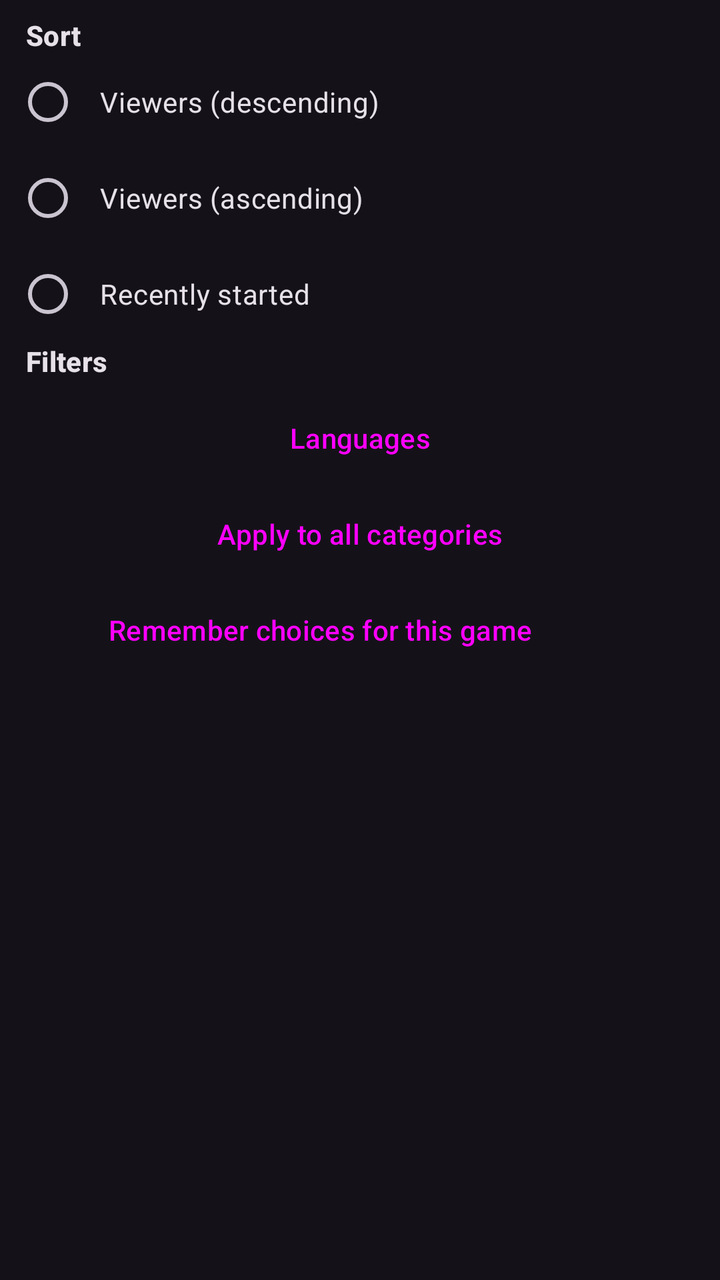
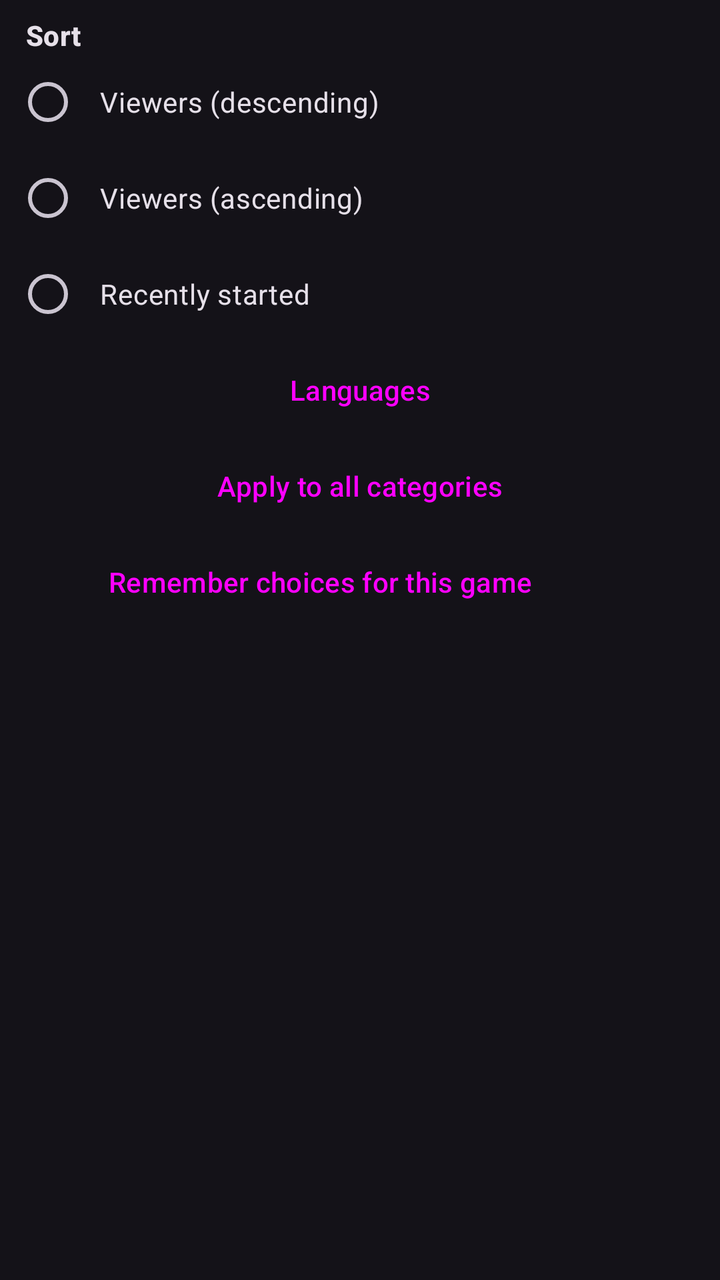

Before-and-after screenshots of an Android layout around one commit, followed by the original layout XML and the change that was made.
<!-- AndroidManifest.xml: application theme DarkTheme -->
<!-- res/layout/dialog_streams_sort.xml -->
<?xml version="1.0" encoding="utf-8"?>
<androidx.core.widget.NestedScrollView xmlns:android="http://schemas.android.com/apk/res/android"
    xmlns:app="http://schemas.android.com/apk/res-auto"
    android:layout_width="match_parent"
    android:layout_height="match_parent">

    <LinearLayout
        android:orientation="vertical"
        android:layout_width="match_parent"
        android:layout_height="match_parent"
        android:padding="?attr/dialogPadding">

        <RadioGroup
            android:id="@+id/sort"
            android:layout_width="match_parent"
            android:layout_height="wrap_content">

            <TextView
                android:layout_width="match_parent"
                android:layout_height="wrap_content"
                android:text="@string/sort"
                android:textAppearance="?attr/textAppearanceTitleSmall"
                android:textStyle="bold"
                android:layout_marginStart="5dp" />

            <RadioButton
                android:id="@+id/viewers_high"
                android:layout_width="match_parent"
                android:layout_height="wrap_content"
                android:text="@string/viewers_high" />

            <RadioButton
                android:id="@+id/viewers_low"
                android:layout_width="match_parent"
                android:layout_height="wrap_content"
                android:text="@string/viewers_low" />

            <RadioButton
                android:id="@+id/recent"
                android:layout_width="match_parent"
                android:layout_height="wrap_content"
                android:text="@string/recent" />

        </RadioGroup>

        <TextView
            android:layout_width="match_parent"
            android:layout_height="wrap_content"
            android:layout_marginStart="5dp"
            android:layout_marginBottom="5dp"
            android:text="@string/filters"
            android:textAppearance="?attr/textAppearanceTitleSmall"
            android:textStyle="bold" />

        <HorizontalScrollView
            android:layout_width="match_parent"
            android:layout_height="wrap_content">

            <com.google.android.material.chip.ChipGroup
                android:id="@+id/tagGroup"
                android:layout_width="wrap_content"
                android:layout_height="wrap_content"
                app:singleLine="true" />

        </HorizontalScrollView>

        <Button
            android:id="@+id/selectTags"
            style="?attr/bottomSheetButtonStyle"
            android:layout_width="match_parent"
            android:layout_height="wrap_content"
            android:visibility="gone"
            android:text="@string/add_tag" />

        <Button
            android:id="@+id/selectLanguages"
            style="?attr/bottomSheetButtonStyle"
            android:layout_width="match_parent"
            android:layout_height="wrap_content"
            android:text="@string/languages" />

        <Button
            android:id="@+id/saveDefault"
            style="?attr/bottomSheetButtonStyle"
            android:layout_width="match_parent"
            android:layout_height="wrap_content"
            android:text="@string/save_default" />

        <LinearLayout
            android:id="@+id/saveSortLayout"
            android:layout_width="match_parent"
            android:layout_height="wrap_content"
            android:orientation="horizontal">

            <Button
                android:id="@+id/saveSort"
                style="?attr/bottomSheetButtonStyle"
                android:layout_width="0dp"
                android:layout_height="wrap_content"
                android:layout_weight="1"
                android:text="@string/save_sort_game" />

            <ImageView
                android:id="@+id/deleteSavedSort"
                android:layout_width="30dp"
                android:layout_height="30dp"
                android:layout_gravity="center_vertical"
                android:layout_margin="5dp"
                android:background="?android:selectableItemBackground"
                android:src="@drawable/baseline_close_black_36"
                app:tint="?attr/colorControlNormal" />

        </LinearLayout>

        <Button
            android:id="@+id/saveFilters"
            style="?attr/bottomSheetButtonStyle"
            android:layout_width="match_parent"
            android:layout_height="wrap_content"
            android:visibility="gone"
            android:text="@string/save_filters" />

        <Button
            android:id="@+id/apply"
            style="?attr/bottomSheetButtonStyle"
            android:layout_width="match_parent"
            android:layout_height="wrap_content"
            android:visibility="gone"
            android:text="@string/apply" />

    </LinearLayout>
</androidx.core.widget.NestedScrollView>
<!-- resources referenced by this layout -->
<resources>
  <string name="add_tag">Add tag</string>
  <string name="apply">Apply</string>
  <string name="filters">Filters</string>
  <string name="languages">Languages</string>
  <string name="recent">Recently started</string>
  <string name="save_default">Apply to all categories</string>
  <string name="save_filters">Save filters</string>
  <string name="save_sort_game">Remember choices for this game</string>
  <string name="sort">Sort</string>
  <string name="viewers_high">Viewers (descending)</string>
  <string name="viewers_low">Viewers (ascending)</string>
  <style name="DarkTheme" parent="BaseDarkTheme" />
  <style name="BaseDarkTheme" parent="Theme.Material3.Dark.NoActionBar">
          <item name="colorPrimary">@color/primaryBlue</item>
          <item name="chatStatus">@color/chatStatusDark</item>
          <item name="sortBarTextColor">?android:textColorSecondary</item>
          <item name="dialogPadding">8dp</item>
          <item name="dialogLayoutPadding">8dp</item>
          <item name="tabLayoutHeight">48dp</item>
          <item name="bottomNavigationHeight">80dp</item>
          <item name="cardStyle">@style/Card</item>
          <item name="bottomSheetButtonStyle">@style/Widget.Material3.Button.ElevatedButton</item>
          <item name="elevatedButtonStyle">@style/Widget.Material3.Button.ElevatedButton</item>
          <item name="dialogButtonStyle">@style/Widget.Material3.Button.TextButton.Dialog</item>
          <item name="tabStyle">@style/Widget.Material3.TabLayout.OnSurface</item>
          <item name="radioButtonStyle">@style/RadioButton</item>
          <item name="checkboxStyle">@style/CheckBox</item>
          <item name="materialSwitchStyle">@style/SwitchBlue</item>
          <item name="sliderStyle">@style/Slider</item>
          <item name="linearProgressIndicatorStyle">@style/Widget.Material3.LinearProgressIndicator.Legacy</item>
          <item name="preferenceTheme">@style/PreferenceTheme</item>
          <item name="android:navigationBarColor">@color/darkScrim</item>
          <item name="android:statusBarColor">@android:color/transparent</item>
      </style>
  <style name="Card" parent="Widget.Material3.CardView.Elevated">
          <item name="android:layout_margin">8dp</item>
          <item name="strokeColor">@color/tv_card_stroke</item>
          <item name="strokeWidth">3dp</item>
          <item name="android:clickable">true</item>
          <item name="android:focusable">true</item>
          <item name="android:stateListAnimator">@animator/tv_card_focus</item>
      </style>
  <style name="RadioButton" parent="Widget.Material3.CompoundButton.RadioButton">
          <item name="android:padding">10dp</item>
      </style>
  <style name="CheckBox" parent="Widget.Material3.CompoundButton.CheckBox">
          <item name="android:padding">10dp</item>
      </style>
  <style name="SwitchBlue" parent="Widget.Material3.CompoundButton.MaterialSwitch">
          <item name="materialThemeOverlay">@style/SwitchOverlayBlue</item>
      </style>
  <style name="Slider" parent="Widget.Material3.Slider">
          <item name="trackColorInactive">?attr/colorSurfaceContainerHighest</item>
      </style>
  <style name="PreferenceTheme" parent="@style/PreferenceThemeOverlay">
          
          <item name="android:tint">?attr/colorControlNormal</item>
          
          <item name="android:progressTint">?attr/colorPrimary</item>
          <item name="android:thumbTint">?attr/colorPrimary</item>
  
          <item name="preferenceCategoryTitleTextColor">?attr/colorPrimary</item>
          <item name="switchPreferenceCompatStyle">@style/SwitchPreference</item>
      </style>
  <style name="SwitchOverlayBlue">
          <item name="colorPrimary">@color/accent</item>
          <item name="colorOnPrimary">@android:color/white</item>
          <item name="colorPrimaryContainer">@android:color/white</item>
      </style>
  <style name="SwitchPreference" parent="@style/Preference.SwitchPreferenceCompat.Material">
          <item name="widgetLayout">@layout/material_switch</item>
      </style>
</resources>

<!-- the commit's change to res/layout/dialog_streams_sort.xml (unified diff, before → after) -->
@@ -50,11 +50,13 @@
             android:layout_marginBottom="5dp"
             android:text="@string/filters"
             android:textAppearance="?attr/textAppearanceTitleSmall"
-            android:textStyle="bold" />
+            android:textStyle="bold"
+            android:visibility="gone" />
 
         <HorizontalScrollView
             android:layout_width="match_parent"
-            android:layout_height="wrap_content">
+            android:layout_height="wrap_content"
+            android:visibility="gone">
 
             <com.google.android.material.chip.ChipGroup
                 android:id="@+id/tagGroup"
